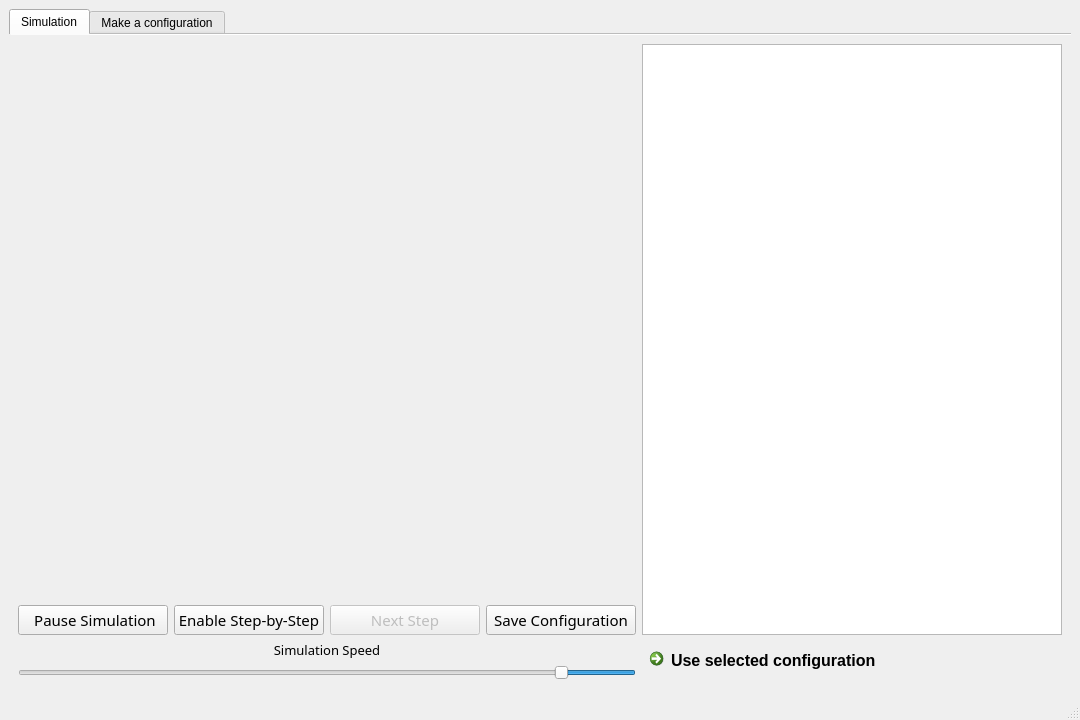
kzhekov/Game-of-Life-PDS, file qtdesigner2.ui: the form before one commit.
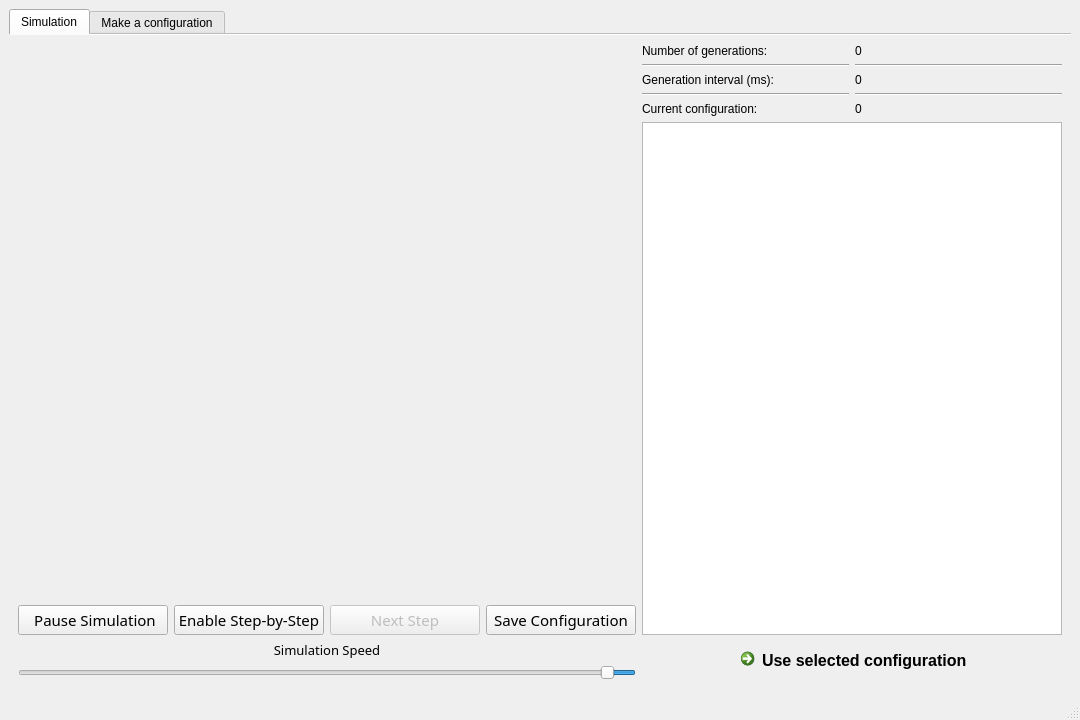
The form after the commit. Icons and pictures are not drawn. Custom widgets are drawn as their Qt base class.

Commit message: Added info labels on GUI and changed speed slider

Diff of the .ui file:
```diff
--- a/qtdesigner2.ui
+++ b/qtdesigner2.ui
@@ -205,7 +205,7 @@
                <number>50</number>
               </property>
               <property name="maximum">
-               <number>500</number>
+               <number>1500</number>
               </property>
               <property name="singleStep">
                <number>100</number>
@@ -232,12 +232,94 @@
           </property>
           <item>
            <layout class="QVBoxLayout" name="verticalLayout_6">
+            <item>
+             <layout class="QHBoxLayout" name="horizontalLayout_6">
+              <item>
+               <layout class="QVBoxLayout" name="verticalLayout_2">
+                <item>
+                 <widget class="QLabel" name="genLabel">
+                  <property name="text">
+                   <string>Number of generations:</string>
+                  </property>
+                 </widget>
+                </item>
+                <item>
+                 <widget class="Line" name="line_2">
+                  <property name="orientation">
+                   <enum>Qt::Horizontal</enum>
+                  </property>
+                 </widget>
+                </item>
+                <item>
+                 <widget class="QLabel" name="speedLabel">
+                  <property name="text">
+                   <string>Generation interval (ms):</string>
+                  </property>
+                 </widget>
+                </item>
+                <item>
+                 <widget class="Line" name="line_3">
+                  <property name="orientation">
+                   <enum>Qt::Horizontal</enum>
+                  </property>
+                 </widget>
+                </item>
+                <item>
+                 <widget class="QLabel" name="fileLabel">
+                  <property name="text">
+                   <string>Current configuration:</string>
+                  </property>
+                 </widget>
+                </item>
+               </layout>
+              </item>
+              <item>
+               <layout class="QVBoxLayout" name="verticalLayout">
+                <item>
+                 <widget class="QLabel" name="genMod">
+                  <property name="text">
+                   <string>0</string>
+                  </property>
+                 </widget>
+                </item>
+                <item>
+                 <widget class="Line" name="line_4">
+                  <property name="orientation">
+                   <enum>Qt::Horizontal</enum>
+                  </property>
+                 </widget>
+                </item>
+                <item>
+                 <widget class="QLabel" name="speedMod">
+                  <property name="text">
+                   <string>0</string>
+                  </property>
+                 </widget>
+                </item>
+                <item>
+                 <widget class="Line" name="line">
+                  <property name="orientation">
+                   <enum>Qt::Horizontal</enum>
+                  </property>
+                 </widget>
+                </item>
+                <item>
+                 <widget class="QLabel" name="fileMod">
+                  <property name="text">
+                   <string>0</string>
+                  </property>
+                 </widget>
+                </item>
+               </layout>
+              </item>
+             </layout>
+            </item>
             <item>
              <widget class="QListView" name="listView"/>
             </item>
            </layout>
           </item>
-          <item>
+          <item alignment="Qt::AlignHCenter|Qt::AlignTop">
            <widget class="QCommandLinkButton" name="commandLinkButton">
             <property name="sizePolicy">
              <sizepolicy hsizetype="Preferred" vsizetype="Preferred">
```
Left out of the diff: 6 changed lines with no effect on the pictures. The commit also changes 2 other files.
